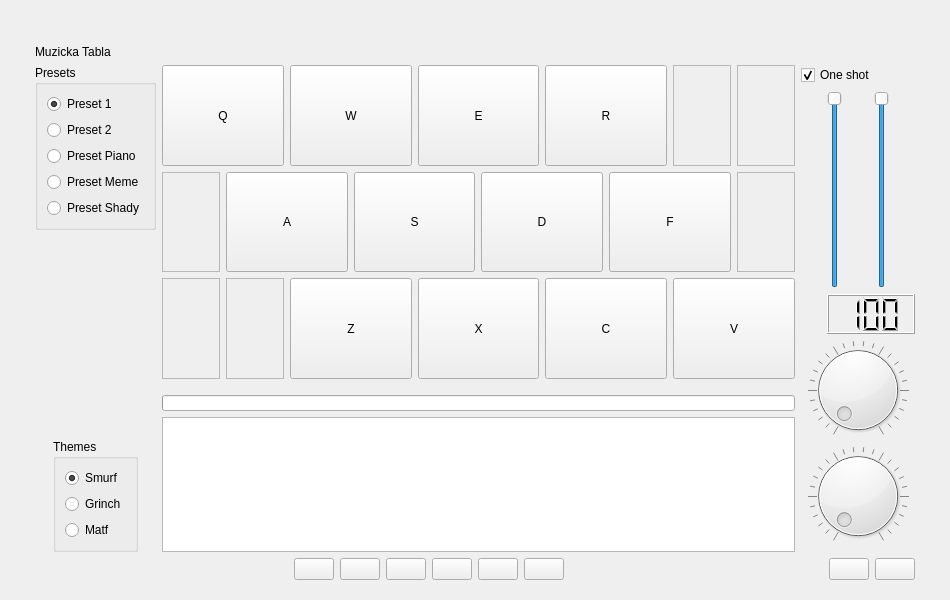
First picture: the form in src/mainwindow.ui, repository goldengun1/Music_Board, before the edit.
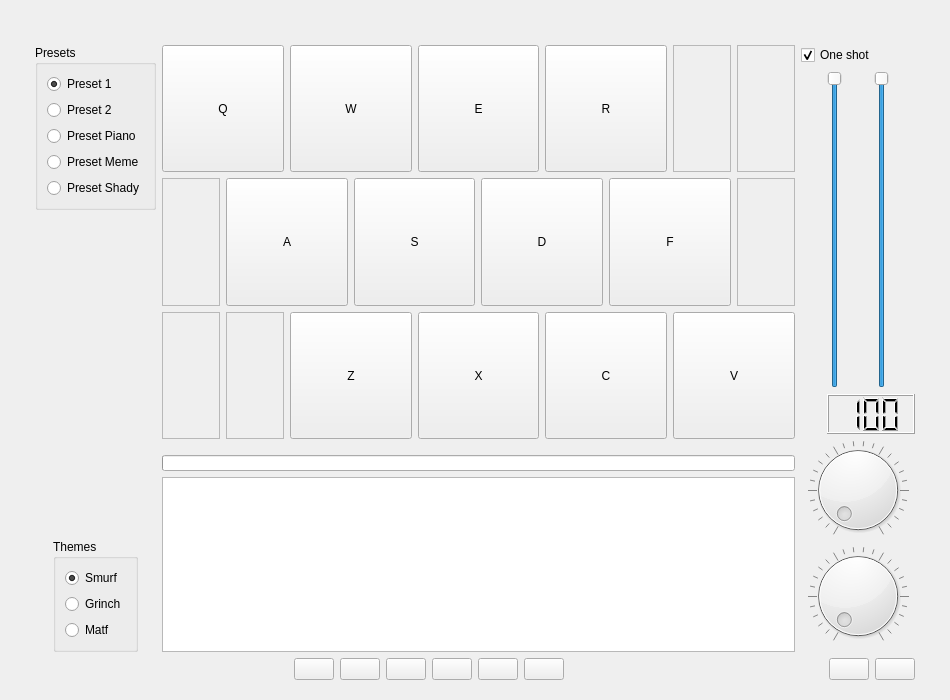
Second picture: the form after the edit. Icons and pictures are not drawn. Custom widgets are drawn as their Qt base class.

```diff
--- a/src/mainwindow.ui
+++ b/src/mainwindow.ui
@@ -7,7 +7,7 @@
     <x>0</x>
     <y>0</y>
     <width>950</width>
-    <height>600</height>
+    <height>700</height>
    </rect>
   </property>
   <property name="sizePolicy">
@@ -19,7 +19,7 @@
   <property name="minimumSize">
    <size>
     <width>950</width>
-    <height>600</height>
+    <height>700</height>
    </size>
   </property>
   <property name="windowTitle">
@@ -28,7 +28,7 @@
   <property name="styleSheet">
    <string notr="true"/>
   </property>
-  <layout class="QGridLayout" name="gridLayout_2" rowstretch="0,0,0,0" columnstretch="1,7,1">
+  <layout class="QGridLayout" name="gridLayout_2" rowstretch="0,0,0" columnstretch="1,7,1">
    <property name="leftMargin">
     <number>35</number>
    </property>
@@ -41,17 +41,7 @@
    <property name="bottomMargin">
     <number>20</number>
    </property>
-   <item row="0" column="0" colspan="3">
-    <widget class="QLabel" name="label_2">
-     <property name="styleSheet">
-      <string notr="true">text-align: &quot;center&quot;;</string>
-     </property>
-     <property name="text">
-      <string>Muzicka Tabla</string>
-     </property>
-    </widget>
-   </item>
-   <item row="1" column="0" rowspan="2">
+   <item row="0" column="0" rowspan="2">
     <layout class="QVBoxLayout" name="verticalLayout_2">
      <item>
       <widget class="QGroupBox" name="groupBox_2">
@@ -115,8 +105,11 @@
      </item>
      <item alignment="Qt::AlignHCenter|Qt::AlignVCenter">
       <widget class="QGroupBox" name="groupBox">
+       <property name="enabled">
+        <bool>true</bool>
+       </property>
        <property name="sizePolicy">
-        <sizepolicy hsizetype="Preferred" vsizetype="Preferred">
+        <sizepolicy hsizetype="Expanding" vsizetype="Preferred">
          <horstretch>0</horstretch>
          <verstretch>0</verstretch>
         </sizepolicy>
@@ -166,7 +159,7 @@
      </item>
     </layout>
    </item>
-   <item row="1" column="1" rowspan="2">
+   <item row="0" column="1" rowspan="2">
     <layout class="QVBoxLayout" name="verticalLayout" stretch="4,0,2">
      <item>
       <layout class="QGridLayout" name="gridLayout">
@@ -462,13 +455,166 @@
         </widget>
        </item>
        <item>
-        <widget class="QGraphicsView" name="gvTimeline"/>
+        <widget class="QGraphicsView" name="gvTimeline">
+         <property name="sizePolicy">
+          <sizepolicy hsizetype="Preferred" vsizetype="Preferred">
+           <horstretch>0</horstretch>
+           <verstretch>0</verstretch>
+          </sizepolicy>
+         </property>
+        </widget>
        </item>
       </layout>
      </item>
     </layout>
    </item>
-   <item row="3" column="0" colspan="3">
+   <item row="0" column="2">
+    <layout class="QGridLayout" name="gridLayout_3">
+     <item row="0" column="0" colspan="5">
+      <widget class="QCheckBox" name="oneShotCB">
+       <property name="text">
+        <string>One shot</string>
+       </property>
+       <property name="checked">
+        <bool>true</bool>
+       </property>
+      </widget>
+     </item>
+     <item row="1" column="1">
+      <widget class="QSlider" name="volumeSlider">
+       <property name="sizePolicy">
+        <sizepolicy hsizetype="Fixed" vsizetype="Preferred">
+         <horstretch>0</horstretch>
+         <verstretch>0</verstretch>
+        </sizepolicy>
+       </property>
+       <property name="maximum">
+        <number>100</number>
+       </property>
+       <property name="value">
+        <number>100</number>
+       </property>
+       <property name="orientation">
+        <enum>Qt::Vertical</enum>
+       </property>
+      </widget>
+     </item>
+     <item row="4" column="0" colspan="5">
+      <widget class="QDial" name="dial_3">
+       <property name="notchesVisible">
+        <bool>true</bool>
+       </property>
+      </widget>
+     </item>
+     <item row="1" column="0">
+      <spacer name="horizontalSpacer_2">
+       <property name="orientation">
+        <enum>Qt::Horizontal</enum>
+       </property>
+       <property name="sizeType">
+        <enum>QSizePolicy::Fixed</enum>
+       </property>
+       <property name="sizeHint" stdset="0">
+        <size>
+         <width>20</width>
+         <height>20</height>
+        </size>
+       </property>
+      </spacer>
+     </item>
+     <item row="2" column="1" colspan="4">
+      <widget class="QLCDNumber" name="lcdVolDisplay">
+       <property name="digitCount">
+        <number>3</number>
+       </property>
+       <property name="value" stdset="0">
+        <double>100.000000000000000</double>
+       </property>
+       <property name="intValue" stdset="0">
+        <number>100</number>
+       </property>
+      </widget>
+     </item>
+     <item row="2" column="0">
+      <spacer name="verticalSpacer_2">
+       <property name="orientation">
+        <enum>Qt::Vertical</enum>
+       </property>
+       <property name="sizeType">
+        <enum>QSizePolicy::Preferred</enum>
+       </property>
+       <property name="sizeHint" stdset="0">
+        <size>
+         <width>20</width>
+         <height>40</height>
+        </size>
+       </property>
+      </spacer>
+     </item>
+     <item row="1" column="2">
+      <spacer name="horizontalSpacer">
+       <property name="orientation">
+        <enum>Qt::Horizontal</enum>
+       </property>
+       <property name="sizeType">
+        <enum>QSizePolicy::Fixed</enum>
+       </property>
+       <property name="sizeHint" stdset="0">
+        <size>
+         <width>20</width>
+         <height>20</height>
+        </size>
+       </property>
+      </spacer>
+     </item>
+     <item row="1" column="3">
+      <widget class="QSlider" name="masterVolumeSlider">
+       <property name="maximum">
+        <number>100</number>
+       </property>
+       <property name="value">
+        <number>100</number>
+       </property>
+       <property name="orientation">
+        <enum>Qt::Vertical</enum>
+       </property>
+      </widget>
+     </item>
+     <item row="1" column="4">
+      <spacer name="horizontalSpacer_3">
+       <property name="orientation">
+        <enum>Qt::Horizontal</enum>
+       </property>
+       <property name="sizeType">
+        <enum>QSizePolicy::Fixed</enum>
+       </property>
+       <property name="sizeHint" stdset="0">
+        <size>
+         <width>20</width>
+         <height>20</height>
+        </size>
+       </property>
+      </spacer>
+     </item>
+     <item row="3" column="0" colspan="5">
+      <widget class="QDial" name="dial">
+       <property name="styleSheet">
+        <string notr="true"/>
+       </property>
+       <property name="invertedAppearance">
+        <bool>false</bool>
+       </property>
+       <property name="invertedControls">
+        <bool>false</bool>
+       </property>
+       <property name="notchesVisible">
+        <bool>true</bool>
+       </property>
+      </widget>
+     </item>
+    </layout>
+   </item>
+   <item row="2" column="0" colspan="3">
     <layout class="QHBoxLayout" name="horizontalLayout_3">
      <item>
       <spacer name="horizontalSpacer_5">
@@ -685,152 +831,6 @@
      </item>
     </layout>
    </item>
-   <item row="1" column="2">
-    <layout class="QGridLayout" name="gridLayout_3">
-     <item row="2" column="1" colspan="4">
-      <widget class="QLCDNumber" name="lcdVolDisplay">
-       <property name="digitCount">
-        <number>3</number>
-       </property>
-       <property name="value" stdset="0">
-        <double>100.000000000000000</double>
-       </property>
-       <property name="intValue" stdset="0">
-        <number>100</number>
-       </property>
-      </widget>
-     </item>
-     <item row="0" column="0" colspan="5">
-      <widget class="QCheckBox" name="oneShotCB">
-       <property name="text">
-        <string>One shot</string>
-       </property>
-       <property name="checked">
-        <bool>true</bool>
-       </property>
-      </widget>
-     </item>
-     <item row="3" column="0" colspan="5">
-      <widget class="QDial" name="dial">
-       <property name="styleSheet">
-        <string notr="true"/>
-       </property>
-       <property name="invertedAppearance">
-        <bool>false</bool>
-       </property>
-       <property name="invertedControls">
-        <bool>false</bool>
-       </property>
-       <property name="notchesVisible">
-        <bool>true</bool>
-       </property>
-      </widget>
-     </item>
-     <item row="1" column="3">
-      <widget class="QSlider" name="masterVolumeSlider">
-       <property name="maximum">
-        <number>100</number>
-       </property>
-       <property name="value">
-        <number>100</number>
-       </property>
-       <property name="orientation">
-        <enum>Qt::Vertical</enum>
-       </property>
-      </widget>
-     </item>
-     <item row="1" column="0">
-      <spacer name="horizontalSpacer_2">
-       <property name="orientation">
-        <enum>Qt::Horizontal</enum>
-       </property>
-       <property name="sizeType">
-        <enum>QSizePolicy::Fixed</enum>
-       </property>
-       <property name="sizeHint" stdset="0">
-        <size>
-         <width>20</width>
-         <height>20</height>
-        </size>
-       </property>
-      </spacer>
-     </item>
-     <item row="2" column="0">
-      <spacer name="verticalSpacer_2">
-       <property name="orientation">
-        <enum>Qt::Vertical</enum>
-       </property>
-       <property name="sizeType">
-        <enum>QSizePolicy::Preferred</enum>
-       </property>
-       <property name="sizeHint" stdset="0">
-        <size>
-         <width>20</width>
-         <height>40</height>
-        </size>
-       </property>
-      </spacer>
-     </item>
-     <item row="1" column="4">
-      <spacer name="horizontalSpacer_3">
-       <property name="orientation">
-        <enum>Qt::Horizontal</enum>
-       </property>
-       <property name="sizeType">
-        <enum>QSizePolicy::Fixed</enum>
-       </property>
-       <property name="sizeHint" stdset="0">
-        <size>
-         <width>20</width>
-         <height>20</height>
-        </size>
-       </property>
-      </spacer>
-     </item>
-     <item row="1" column="2">
-      <spacer name="horizontalSpacer">
-       <property name="orientation">
-        <enum>Qt::Horizontal</enum>
-       </property>
-       <property name="sizeType">
-        <enum>QSizePolicy::Fixed</enum>
-       </property>
-       <property name="sizeHint" stdset="0">
-        <size>
-         <width>20</width>
-         <height>20</height>
-        </size>
-       </property>
-      </spacer>
-     </item>
-     <item row="4" column="0" colspan="5">
-      <widget class="QDial" name="dial_3">
-       <property name="notchesVisible">
-        <bool>true</bool>
-       </property>
-      </widget>
-     </item>
-     <item row="1" column="1">
-      <widget class="QSlider" name="volumeSlider">
-       <property name="sizePolicy">
-        <sizepolicy hsizetype="Fixed" vsizetype="Preferred">
-         <horstretch>0</horstretch>
-         <verstretch>0</verstretch>
-        </sizepolicy>
-       </property>
-       <property name="maximum">
-        <number>100</number>
-       </property>
-       <property name="value">
-        <number>100</number>
-       </property>
-       <property name="orientation">
-        <enum>Qt::Vertical</enum>
-       </property>
-      </widget>
-     </item>
-    </layout>
-   </item>
   </layout>
  </widget>
  <customwidgets>
```
